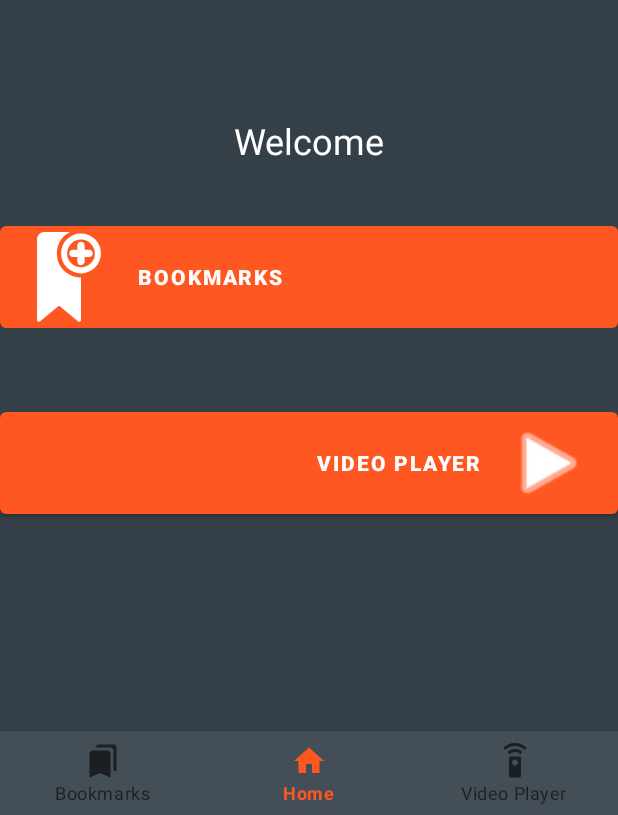
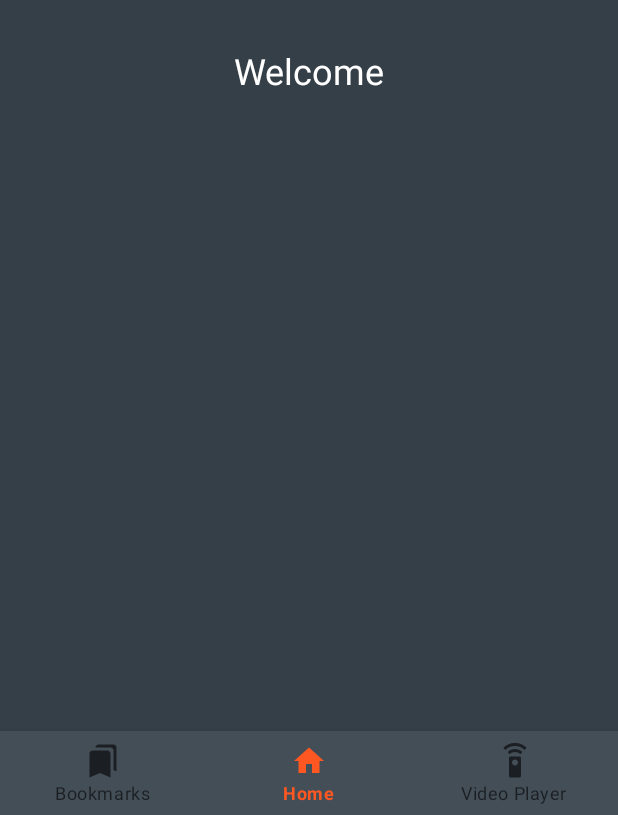
Before and after one commit to GiovanniFontani/Rewind, an Android app: the screen it shows after launch (MainActivity), on a phone screen of 412 x 824 dp, the part 421-1236 px from its top. Run offline under Robolectric (Android 15) with nearby library versions, the phone set to English and light mode, and no system bars; our stand-ins replace navigation-ui.

```diff
--- a/app/src/main/java/com/example/rewind/IntroFragment.java
+++ b/app/src/main/java/com/example/rewind/IntroFragment.java
@@ -37,21 +37,6 @@ public class IntroFragment extends Fragment {
 
     @Override
     public void onViewCreated(@NonNull View view , Bundle bundle){
-        view.findViewById(R.id.nav_to_videoplayer).setOnClickListener(new View.OnClickListener() {
-            @Override
-            public void onClick(View view) {
-                NavHostFragment.findNavController(IntroFragment.this)
-                        .navigate(R.id.action_introFragment_to_videoPlayerFragment);
-                Boombox.getInstance().play(R.raw.navigation_transition_right);
-            }
-        });
-        view.findViewById(R.id.nav_to_bookmarks).setOnClickListener(new View.OnClickListener() {
-            @Override
-            public void onClick(View view) {
-                NavHostFragment.findNavController(IntroFragment.this)
-                        .navigate(R.id.action_introFragment_to_bookmarkFragment);
-                Boombox.getInstance().play(R.raw.navigation_transition_left);
-            }
-        });
+
     }
 }
--- a/app/src/main/res/layout/fragment_intro.xml
+++ b/app/src/main/res/layout/fragment_intro.xml
@@ -8,24 +8,6 @@
     android:background="@color/cocoa_background"
     android:transitionName=""
     tools:context=".IntroFragment">
-
-    <Button
-        android:id="@+id/nav_to_videoplayer"
-        android:layout_width="0dp"
-        android:layout_height="wrap_content"
-        android:text="Video Player"
-        android:textAlignment="viewEnd"
-        android:textStyle="bold"
-        app:icon="@drawable/play_button"
-        app:iconGravity="end"
-        app:iconPadding="16dp"
-        app:iconSize="60dp"
-        app:layout_constraintBottom_toBottomOf="parent"
-        app:layout_constraintEnd_toEndOf="parent"
-        app:layout_constraintHorizontal_bias="0.0"
-        app:layout_constraintStart_toStartOf="parent"
-        app:layout_constraintTop_toBottomOf="@+id/nav_to_bookmarks"
-        app:layout_constraintVertical_bias="0.242" />
 
     <ImageView
         android:id="@+id/home_logo"
@@ -40,24 +22,6 @@
         app:layout_constraintVertical_bias="0.03"
         app:srcCompat="@drawable/ic_launcher_foreground" />
 
-    <Button
-        android:id="@+id/nav_to_bookmarks"
-        android:layout_width="0dp"
-        android:layout_height="wrap_content"
-        android:stateListAnimator="@anim/bounce"
-        android:text="Bookmarks"
-        android:textAlignment="viewStart"
-        android:textStyle="bold"
-        app:icon="@drawable/ic_addbookmark"
-        app:iconGravity="start"
-        app:iconPadding="16dp"
-        app:iconSize="60dp"
-        app:layout_constraintBottom_toBottomOf="parent"
-        app:layout_constraintEnd_toEndOf="parent"
-        app:layout_constraintHorizontal_bias="0.0"
-        app:layout_constraintStart_toStartOf="parent"
-        app:layout_constraintTop_toBottomOf="@+id/home_logo"
-        app:layout_constraintVertical_bias="0.355" />
 
     <TextView
         android:id="@+id/welcome"
@@ -67,9 +31,9 @@
         android:textAlignment="center"
         android:textColor="@color/white"
         android:textSize="24sp"
-        app:layout_constraintBottom_toTopOf="@+id/nav_to_bookmarks"
+        app:layout_constraintBottom_toBottomOf="parent"
         app:layout_constraintEnd_toEndOf="parent"
         app:layout_constraintStart_toStartOf="parent"
         app:layout_constraintTop_toBottomOf="@+id/home_logo"
-        app:layout_constraintVertical_bias="0.689" />
+        app:layout_constraintVertical_bias="0.067" />
 </androidx.constraintlayout.widget.ConstraintLayout>
```
